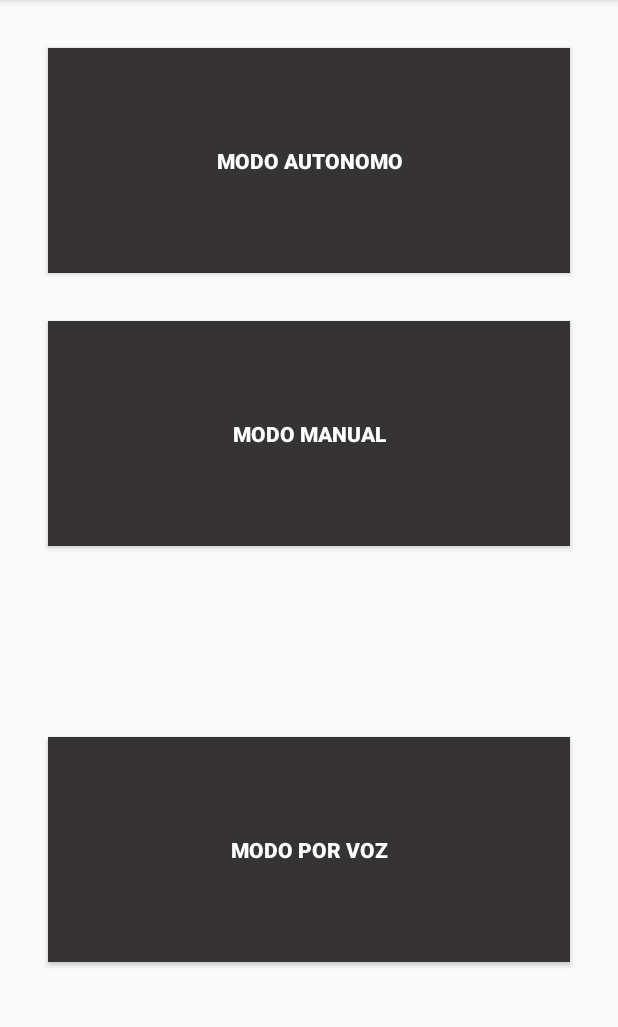
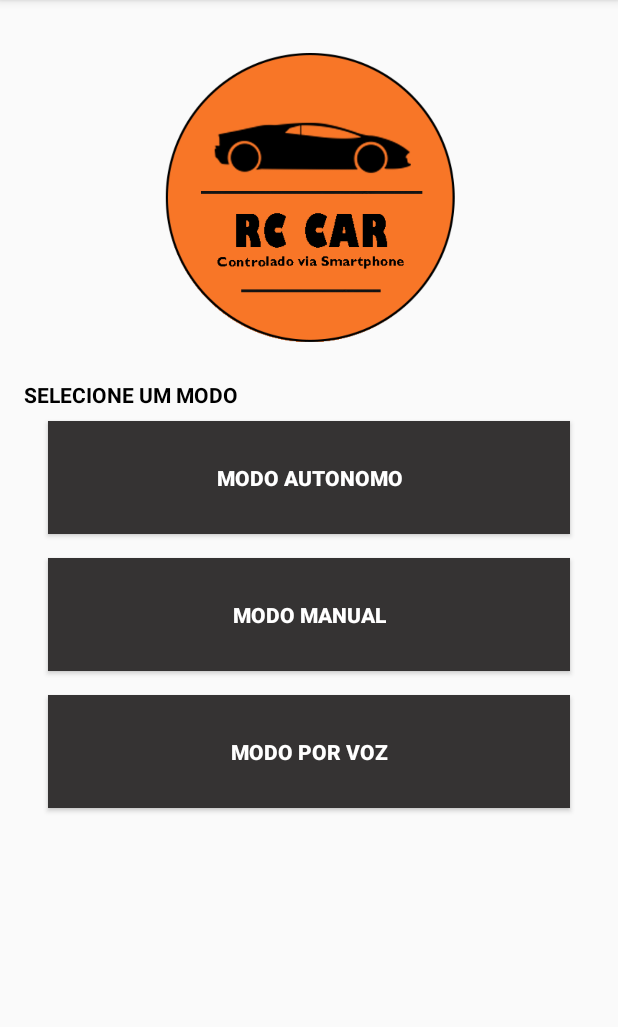
Before and after one commit to RubenGomes19/RcCar, an Android app: the ModosNavegacao screen opened directly, with no data from a screen before it, on a phone screen of 412 x 824 dp, the part 84-1111 px from its top. Run offline under Robolectric (Android 15) with nearby library versions, the phone set to English and light mode, and no system bars.

Commit message:
Criação layout, modo manual.

```diff
--- a/app/src/main/AndroidManifest.xml
+++ b/app/src/main/AndroidManifest.xml
@@ -12,7 +12,8 @@
         android:roundIcon="@mipmap/ic_launcher_round"
         android:supportsRtl="true"
         android:theme="@style/AppTheme">
-        <activity android:name=".ModosNavegacao"></activity>
+        <activity android:name=".ModoManual"></activity>
+        <activity android:name=".ModosNavegacao" />
         <activity android:name=".ModoAutonomo" />
         <activity android:name=".MainActivity">
             <intent-filter>
--- a/app/src/main/res/layout/activity_main.xml
+++ b/app/src/main/res/layout/activity_main.xml
@@ -73,7 +73,7 @@
         android:layout_height="wrap_content"
         android:layout_marginStart="8dp"
         android:layout_marginLeft="8dp"
-        android:text="DISPOSITIVOS EMPARELHADOS"
+        android:text="CONECTAR A UM DISPOSITIVO"
         android:textColor="#000000"
         android:textStyle="bold"
         app:layout_constraintEnd_toEndOf="parent"
@@ -102,7 +102,7 @@
         android:layout_marginStart="8dp"
         android:layout_marginLeft="8dp"
         android:layout_marginTop="8dp"
-        android:text="ESCOLHER MODOS NAVEGAÇÃO"
+        android:text="SELECIONAR MODO NAVEGAÇÃO"
         android:textColor="#000000"
         android:textStyle="bold"
         app:layout_constraintEnd_toEndOf="parent"
--- /dev/null
+++ b/app/src/main/res/layout/activity_modo_manual.xml
@@ -0,0 +1,9 @@
+<?xml version="1.0" encoding="utf-8"?>
+<androidx.constraintlayout.widget.ConstraintLayout xmlns:android="http://schemas.android.com/apk/res/android"
+    xmlns:app="http://schemas.android.com/apk/res-auto"
+    xmlns:tools="http://schemas.android.com/tools"
+    android:layout_width="match_parent"
+    android:layout_height="match_parent"
+    tools:context=".ModoManual">
+
+</androidx.constraintlayout.widget.ConstraintLayout>
--- a/app/src/main/res/layout/activity_modos_navegacao.xml
+++ b/app/src/main/res/layout/activity_modos_navegacao.xml
@@ -6,13 +6,40 @@
     android:layout_height="match_parent"
     tools:context=".ModosNavegacao">
 
+    <ImageView
+        android:id="@+id/imageView2"
+        android:layout_width="291dp"
+        android:layout_height="245dp"
+        android:layout_marginStart="32dp"
+        android:layout_marginLeft="32dp"
+        android:layout_marginTop="8dp"
+        android:layout_marginEnd="32dp"
+        android:layout_marginRight="32dp"
+        app:layout_constraintEnd_toEndOf="parent"
+        app:layout_constraintStart_toStartOf="parent"
+        app:layout_constraintTop_toTopOf="parent"
+        app:srcCompat="@drawable/icon" />
+
+    <TextView
+        android:id="@+id/textView"
+        android:layout_width="0dp"
+        android:layout_height="wrap_content"
+        android:layout_marginStart="16dp"
+        android:layout_marginLeft="16dp"
+        android:text="SELECIONE UM MODO "
+        android:textColor="#000000"
+        android:textStyle="bold"
+        app:layout_constraintEnd_toEndOf="parent"
+        app:layout_constraintStart_toStartOf="parent"
+        app:layout_constraintTop_toBottomOf="@+id/imageView2" />
+
     <Button
         android:id="@+id/button2"
         android:layout_width="0dp"
-        android:layout_height="150dp"
+        android:layout_height="75dp"
         android:layout_marginStart="32dp"
         android:layout_marginLeft="32dp"
-        android:layout_marginTop="32dp"
+        android:layout_marginTop="8dp"
         android:layout_marginEnd="32dp"
         android:layout_marginRight="32dp"
         android:background="#353333"
@@ -22,15 +49,15 @@
         android:textStyle="bold"
         app:layout_constraintEnd_toEndOf="parent"
         app:layout_constraintStart_toStartOf="parent"
-        app:layout_constraintTop_toTopOf="parent" />
+        app:layout_constraintTop_toBottomOf="@+id/textView" />
 
     <Button
         android:id="@+id/button3"
         android:layout_width="0dp"
-        android:layout_height="150dp"
+        android:layout_height="75dp"
         android:layout_marginStart="32dp"
         android:layout_marginLeft="32dp"
-        android:layout_marginTop="32dp"
+        android:layout_marginTop="16dp"
         android:layout_marginEnd="32dp"
         android:layout_marginRight="32dp"
         android:background="#353333"
@@ -44,18 +71,16 @@
     <Button
         android:id="@+id/button4"
         android:layout_width="0dp"
-        android:layout_height="150dp"
+        android:layout_height="75dp"
         android:layout_marginStart="32dp"
         android:layout_marginLeft="32dp"
-        android:layout_marginTop="32dp"
+        android:layout_marginTop="16dp"
         android:layout_marginEnd="32dp"
         android:layout_marginRight="32dp"
-        android:layout_marginBottom="32dp"
         android:background="#353333"
         android:text="MODO POR VOZ"
         android:textColor="#FFFFFF"
         android:textStyle="bold"
-        app:layout_constraintBottom_toBottomOf="parent"
         app:layout_constraintEnd_toEndOf="parent"
         app:layout_constraintStart_toStartOf="parent"
         app:layout_constraintTop_toBottomOf="@+id/button3" />
```
